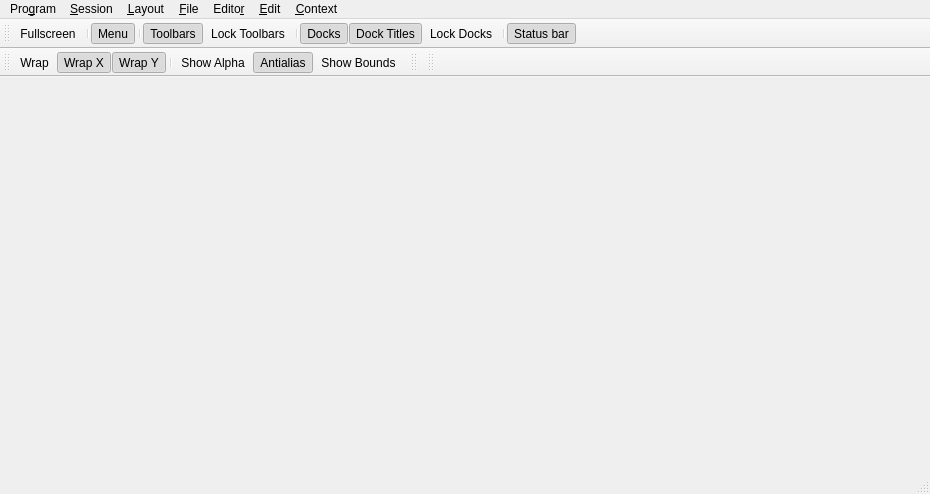
The window that mainwindow.ui (not-surt/SimPix) describes before a commit, drawn with Qt 5.
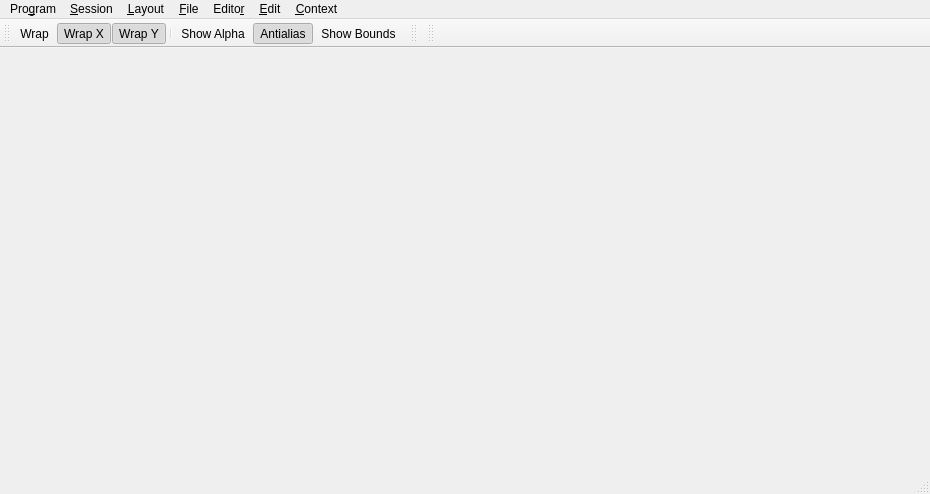
The same window after the commit. Icons and pictures are not drawn.

```diff
--- a/mainwindow.ui
+++ b/mainwindow.ui
@@ -147,29 +147,6 @@
    <addaction name="menuContext"/>
   </widget>
   <widget class="QStatusBar" name="statusBar"/>
-  <widget class="QToolBar" name="toolBarLayout">
-   <property name="windowTitle">
-    <string>Window</string>
-   </property>
-   <attribute name="toolBarArea">
-    <enum>TopToolBarArea</enum>
-   </attribute>
-   <attribute name="toolBarBreak">
-    <bool>false</bool>
-   </attribute>
-   <addaction name="actionFullscreen"/>
-   <addaction name="separator"/>
-   <addaction name="actionMenu"/>
-   <addaction name="separator"/>
-   <addaction name="actionToolbarsMenu"/>
-   <addaction name="actionLockToolbars"/>
-   <addaction name="separator"/>
-   <addaction name="actionDocksMenu"/>
-   <addaction name="actionDockTitles"/>
-   <addaction name="actionLockDocks"/>
-   <addaction name="separator"/>
-   <addaction name="actionStatusBar"/>
-  </widget>
   <widget class="QToolBar" name="toolBarEditor">
    <property name="windowTitle">
     <string>Editor</string>
@@ -178,7 +155,7 @@
     <enum>TopToolBarArea</enum>
    </attribute>
    <attribute name="toolBarBreak">
-    <bool>true</bool>
+    <bool>false</bool>
    </attribute>
    <addaction name="actionWrap"/>
    <addaction name="actionWrapX"/>
```
